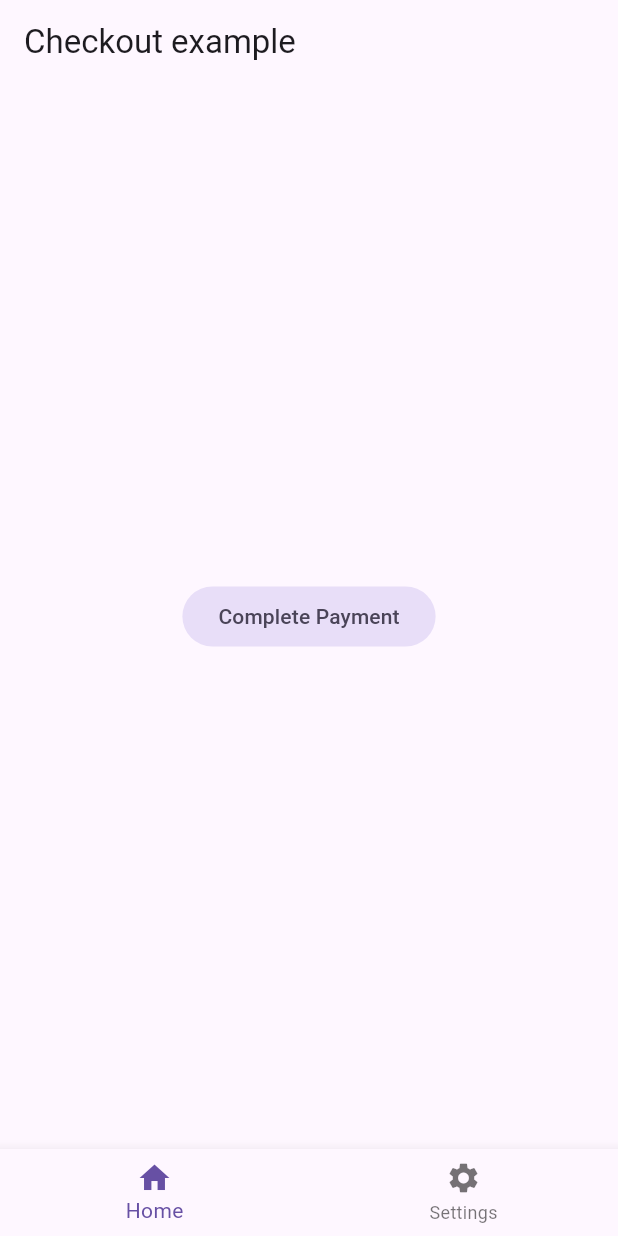
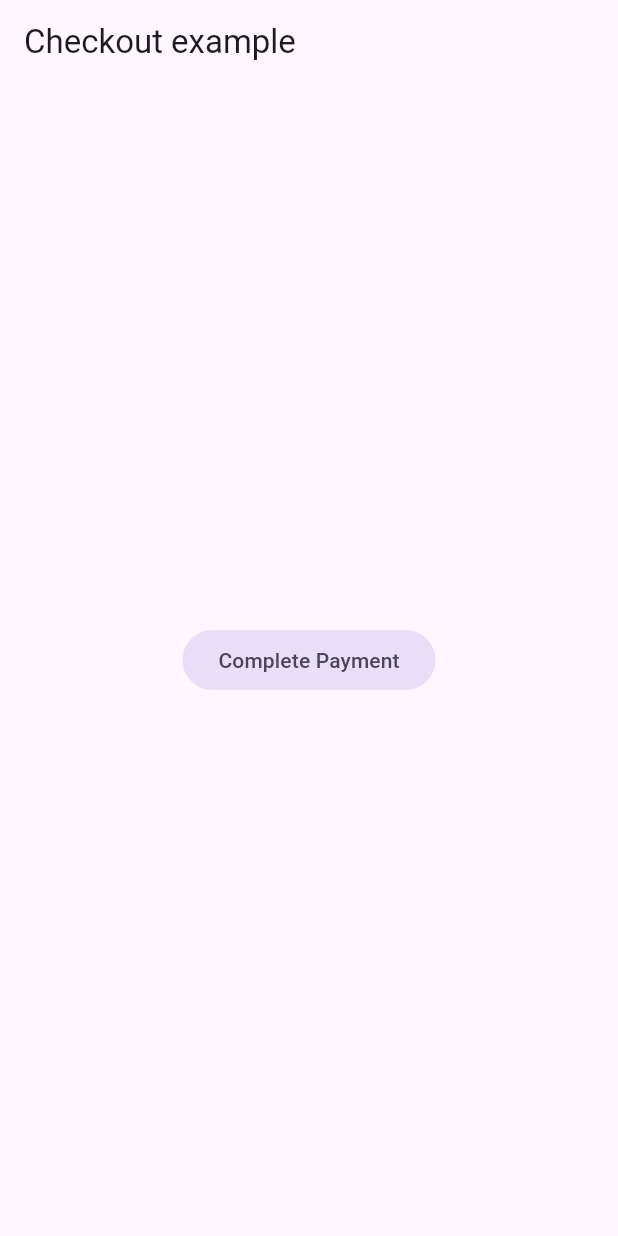
Before and after one commit to IntaSend/Flutter-SDK, a Flutter app: the screen it shows after launch, on a phone screen of 412 x 824 dp. Run offline on Flutter 3.47's test engine with Material 3 defaults, Android fonts, the phone set to English and light mode, and no system bars; our stand-ins replace webview_flutter.

```diff
--- a/example/lib/main.dart
+++ b/example/lib/main.dart
@@ -76,18 +76,6 @@ class _HomePageState extends State<HomePage> {
           child: const Text("Complete Payment"),
         ),
       ),
-      bottomNavigationBar: BottomNavigationBar(
-        items: const [
-          BottomNavigationBarItem(
-            icon: Icon(Icons.home),
-            label: 'Home',
-          ),
-          BottomNavigationBarItem(
-            icon: Icon(Icons.settings),
-            label: 'Settings',
-          )
-        ],
-      ),
     );
   }
 }
```
